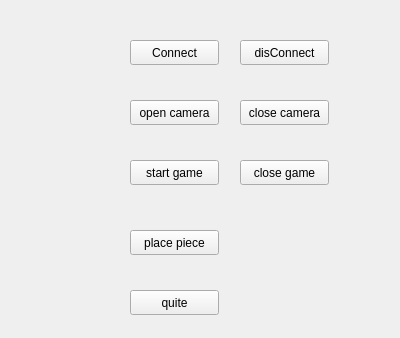
Qt form src/qt_gui/src/mainwindow.ui (dses98041110/ros_program) before a commit.
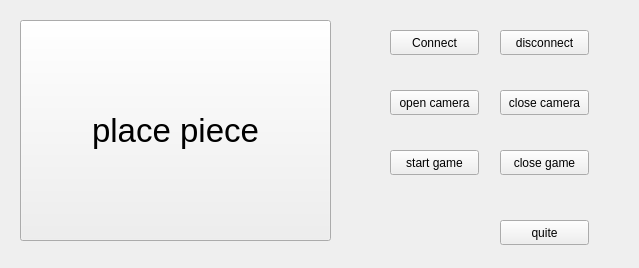
The same form after that commit.

Patch:
```diff
--- a/src/qt_gui/src/mainwindow.ui
+++ b/src/qt_gui/src/mainwindow.ui
@@ -6,8 +6,8 @@
    <rect>
     <x>0</x>
     <y>0</y>
-    <width>400</width>
-    <height>338</height>
+    <width>639</width>
+    <height>268</height>
    </rect>
   </property>
   <property name="windowTitle">
@@ -16,8 +16,8 @@
   <widget class="QPushButton" name="pushButton">
    <property name="geometry">
     <rect>
-     <x>130</x>
-     <y>40</y>
+     <x>390</x>
+     <y>30</y>
      <width>89</width>
      <height>25</height>
     </rect>
@@ -29,8 +29,8 @@
   <widget class="QPushButton" name="pushButton_2">
    <property name="geometry">
     <rect>
-     <x>130</x>
-     <y>160</y>
+     <x>390</x>
+     <y>150</y>
      <width>89</width>
      <height>25</height>
     </rect>
@@ -42,8 +42,8 @@
   <widget class="QPushButton" name="pushButton_3">
    <property name="geometry">
     <rect>
-     <x>130</x>
-     <y>100</y>
+     <x>390</x>
+     <y>90</y>
      <width>89</width>
      <height>25</height>
     </rect>
@@ -55,12 +55,17 @@
   <widget class="QPushButton" name="pushButton_4">
    <property name="geometry">
     <rect>
-     <x>130</x>
-     <y>230</y>
-     <width>89</width>
-     <height>25</height>
+     <x>20</x>
+     <y>20</y>
+     <width>311</width>
+     <height>221</height>
     </rect>
    </property>
+   <property name="font">
+    <font>
+     <pointsize>25</pointsize>
+    </font>
+   </property>
    <property name="text">
     <string>place piece</string>
    </property>
@@ -68,8 +73,8 @@
   <widget class="QPushButton" name="pushButton_5">
    <property name="geometry">
     <rect>
-     <x>240</x>
-     <y>160</y>
+     <x>500</x>
+     <y>150</y>
      <width>89</width>
      <height>25</height>
     </rect>
@@ -81,8 +86,8 @@
   <widget class="QPushButton" name="pushButton_6">
    <property name="geometry">
     <rect>
-     <x>130</x>
-     <y>290</y>
+     <x>500</x>
+     <y>220</y>
      <width>89</width>
      <height>25</height>
     </rect>
@@ -94,8 +99,8 @@
   <widget class="QPushButton" name="pushButton_8">
    <property name="geometry">
     <rect>
-     <x>240</x>
-     <y>100</y>
+     <x>500</x>
+     <y>90</y>
      <width>89</width>
      <height>25</height>
     </rect>
@@ -107,14 +112,14 @@
   <widget class="QPushButton" name="pushButton_7">
    <property name="geometry">
     <rect>
-     <x>240</x>
-     <y>40</y>
+     <x>500</x>
+     <y>30</y>
      <width>89</width>
      <height>25</height>
     </rect>
    </property>
    <property name="text">
-    <string>disConnect</string>
+    <string>disconnect</string>
    </property>
   </widget>
  </widget>
```
